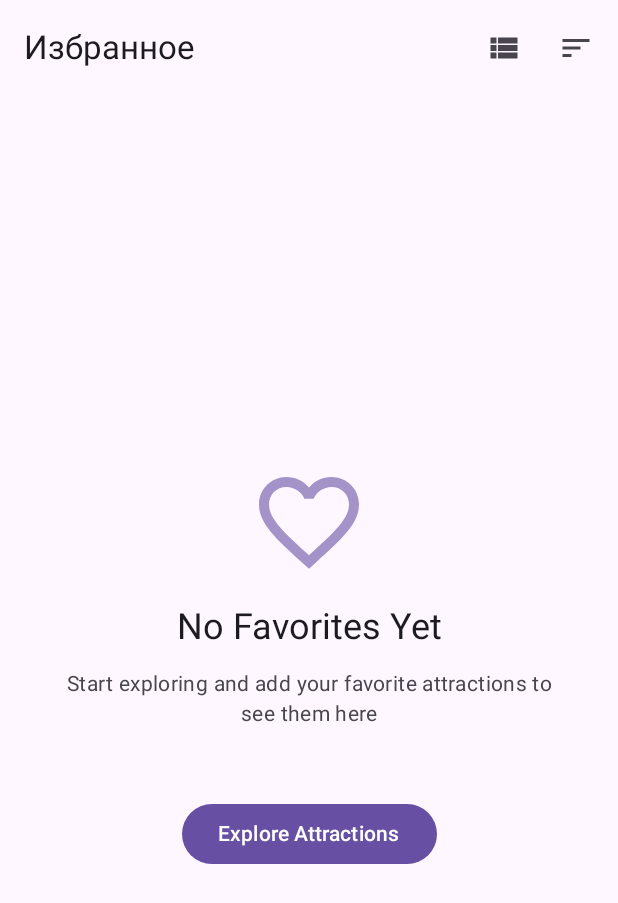
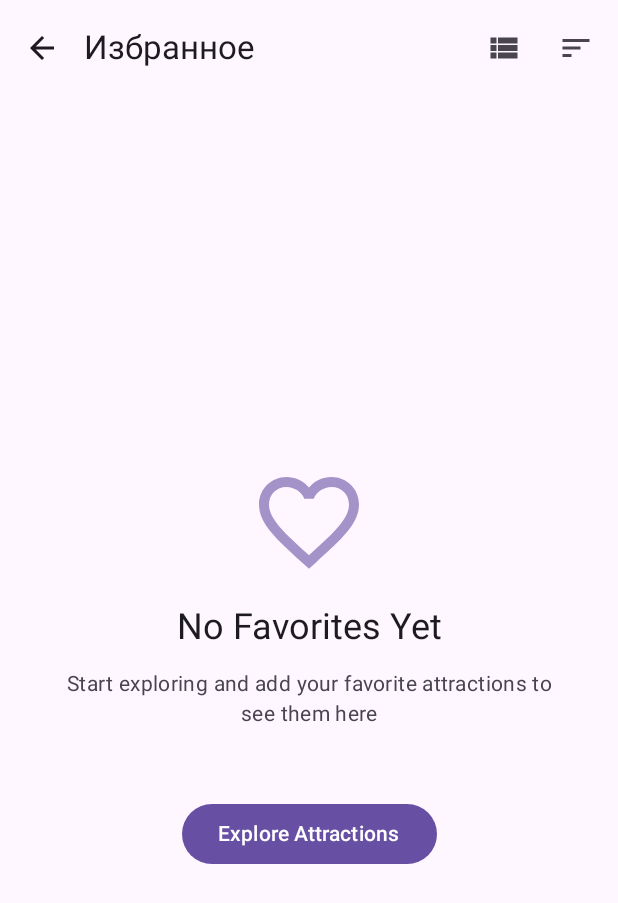
Before and after one commit to ARTFROST1/AdyhyesKOTLIN, an Android app built with Jetpack Compose: the FavoritesScreen screen opened through its navigation route, on a phone screen of 412 x 824 dp. Shown: the top 903 px of the screen. Run offline under Robolectric (Android 15) with nearby library versions, the phone set to English and light mode, and no system bars; our stand-ins replace Dagger/Hilt's generated code, Room's generated code, Timber, accompanist; libraries missing offline, so code that uses them is left out: com.yandex.mapkit; 6 statements that could not run were skipped.

Commit message:
кнопка назад избранное

```diff
--- a/app/src/main/java/com/adygyes/app/presentation/navigation/AdygyesNavHost.kt
+++ b/app/src/main/java/com/adygyes/app/presentation/navigation/AdygyesNavHost.kt
@@ -58,7 +58,8 @@ fun AdygyesNavHost(
                 },
                 onExploreClick = {
                     navController.navigate(NavDestination.Map.route)
-                }
+                },
+                onNavigateBack = { navController.popBackStack() }
             )
         }
 
--- a/app/src/main/java/com/adygyes/app/presentation/ui/screens/favorites/FavoritesScreen.kt
+++ b/app/src/main/java/com/adygyes/app/presentation/ui/screens/favorites/FavoritesScreen.kt
@@ -37,6 +37,7 @@ import kotlinx.coroutines.launch
 fun FavoritesScreen(
     onAttractionClick: (String) -> Unit,
     onExploreClick: () -> Unit,
+    onNavigateBack: (() -> Unit)? = null,
     viewModel: FavoritesViewModel = hiltViewModel()
 ) {
     val uiState by viewModel.uiState.collectAsStateWithLifecycle()
@@ -49,6 +50,16 @@ fun FavoritesScreen(
         topBar = {
             TopAppBar(
                 title = { Text(stringResource(R.string.nav_favorites)) },
+                navigationIcon = {
+                    if (onNavigateBack != null) {
+                        IconButton(onClick = onNavigateBack) {
+                            Icon(
+                                imageVector = Icons.Default.ArrowBack,
+                                contentDescription = "Back"
+                            )
+                        }
+                    }
+                },
                 actions = {
                     // View mode toggle
                     IconButton(
```
